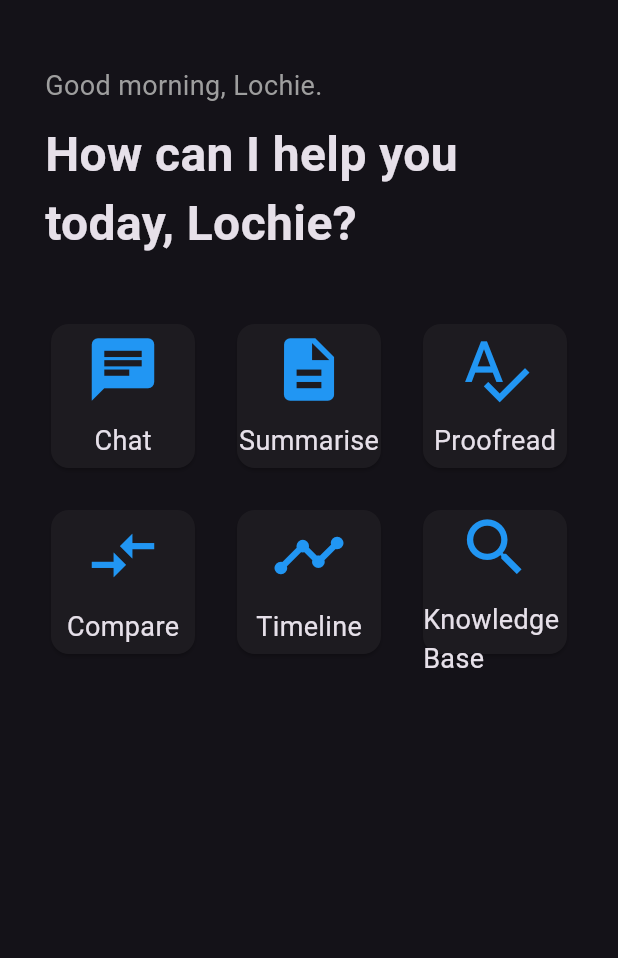
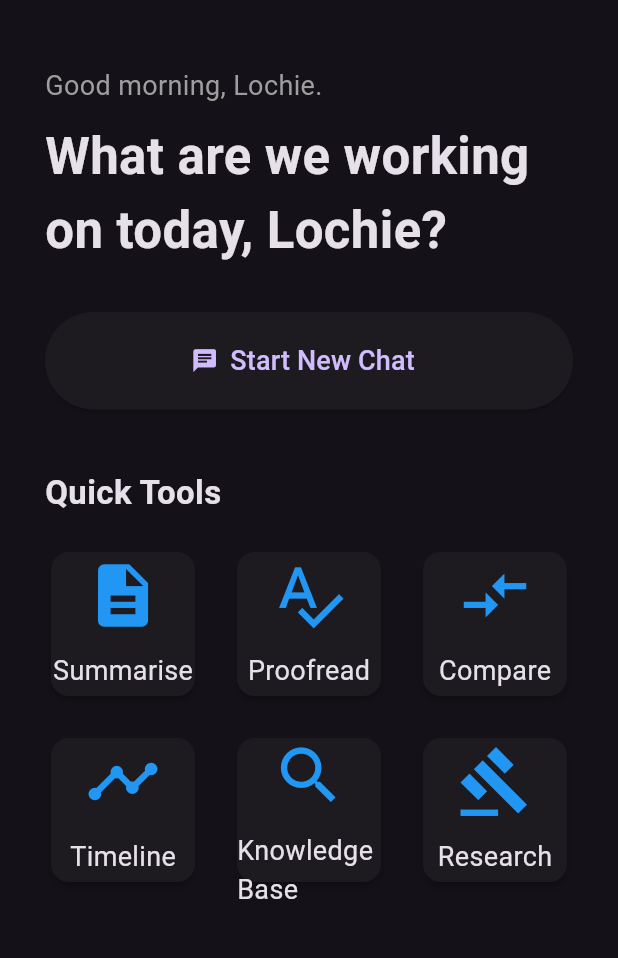
Before and after one commit to Robbo434/alex-legal-ai, a Flutter app: the DashboardScreen screen opened directly, on a phone screen of 412 x 824 dp, the part 63-1021 px from its top. Run offline on Flutter 3.47's test engine with Material 3 defaults, Android fonts, the phone set to English and light mode, and no system bars; our stand-ins replace supabase_flutter; accounts and stored records are empty.

```diff
--- a/frontend/lib/screens/dashboard_screen.dart
+++ b/frontend/lib/screens/dashboard_screen.dart
@@ -11,18 +11,19 @@ class DashboardScreen extends StatefulWidget {
       _DashboardScreenState();
 }
 
-class _DashboardScreenState
-    extends State<DashboardScreen> {
+class _DashboardScreenState extends State<DashboardScreen> {
   late String currentGreeting;
+  Timer? timer;
 
   final List<String> greetings = [
     "How can I help you today, Lochie?",
     "What can I assist with today, Lochie?",
     "What are we working on today, Lochie?",
     "Ready when you are, Lochie.",
+    "How would you like to proceed today?",
+    "What would you like assistance with today?",
+    "Let's get started, Lochie.",
   ];
-
-  Timer? greetingTimer;
 
   @override
   void initState() {
@@ -31,14 +32,14 @@ class _DashboardScreenState
     currentGreeting =
         greetings[Random().nextInt(greetings.length)];
 
-    greetingTimer = Timer.periodic(
+    timer = Timer.periodic(
       const Duration(seconds: 6),
       (_) {
         if (!mounted) return;
 
         setState(() {
-          currentGreeting = greetings[
-              Random().nextInt(greetings.length)];
+          currentGreeting =
+              greetings[Random().nextInt(greetings.length)];
         });
       },
     );
@@ -46,11 +47,11 @@ class _DashboardScreenState
 
   @override
   void dispose() {
-    greetingTimer?.cancel();
+    timer?.cancel();
     super.dispose();
   }
 
-  String timeGreeting() {
+  String getTimeGreeting() {
     final hour = DateTime.now().hour;
 
     if (hour < 12) {
@@ -77,7 +78,7 @@ class _DashboardScreenState
               CrossAxisAlignment.start,
           children: [
             Text(
-              timeGreeting(),
+              getTimeGreeting(),
               style: const TextStyle(
                 fontSize: 18,
                 color: Colors.grey,
@@ -88,19 +89,46 @@ class _DashboardScreenState
 
             AnimatedSwitcher(
               duration: const Duration(
-                milliseconds: 500,
+                milliseconds: 400,
               ),
               child: Text(
                 currentGreeting,
                 key: ValueKey(currentGreeting),
                 style: const TextStyle(
-                  fontSize: 32,
+                  fontSize: 34,
                   fontWeight: FontWeight.bold,
                 ),
               ),
             ),
 
+            const SizedBox(height: 30),
+
+            SizedBox(
+              width: double.infinity,
+              height: 65,
+              child: ElevatedButton.icon(
+                onPressed: () {},
+                icon: const Icon(Icons.chat),
+                label: const Text(
+                  "Start New Chat",
+                  style: TextStyle(
+                    fontSize: 18,
+                  ),
+                ),
+              ),
+            ),
+
             const SizedBox(height: 40),
+
+            const Text(
+              "Quick Tools",
+              style: TextStyle(
+                fontSize: 22,
+                fontWeight: FontWeight.bold,
+              ),
+            ),
+
+            const SizedBox(height: 20),
 
             Expanded(
               child: GridView.count(
@@ -108,10 +136,6 @@ class _DashboardScreenState
                 crossAxisSpacing: 20,
                 mainAxisSpacing: 20,
                 children: const [
-                  DashboardCard(
-                    title: "Chat",
-                    icon: Icons.chat,
-                  ),
                   DashboardCard(
                     title: "Summarise",
                     icon: Icons.description,
@@ -131,6 +155,10 @@ class _DashboardScreenState
                   DashboardCard(
                     title: "Knowledge Base",
                     icon: Icons.search,
+                  ),
+                  DashboardCard(
+                    title: "Research",
+                    icon: Icons.gavel,
                   ),
                 ],
               ),
@@ -155,6 +183,7 @@ class DashboardCard extends StatelessWidget {
   @override
   Widget build(BuildContext context) {
     return Card(
+      elevation: 2,
       child: InkWell(
         borderRadius: BorderRadius.circular(12),
         onTap: () {},
@@ -167,7 +196,7 @@ class DashboardCard extends StatelessWidget {
               size: 50,
               color: Colors.blue,
             ),
-            const SizedBox(height: 10),
+            const SizedBox(height: 12),
             Text(
               title,
               style: const TextStyle(
--- a/frontend/pubspec.yaml
+++ b/frontend/pubspec.yaml
@@ -35,6 +35,7 @@ dependencies:
   # Use with the CupertinoIcons class for iOS style icons.
   cupertino_icons: ^1.0.8
   supabase_flutter: ^2.18.0
+  http: ^1.6.0
 
 dev_dependencies:
   flutter_test:
```
Also changed, not shown: frontend/lib/screens/chat_screen.dart (added, +109 -0 lines), frontend/pubspec.lock, 5 other files.
